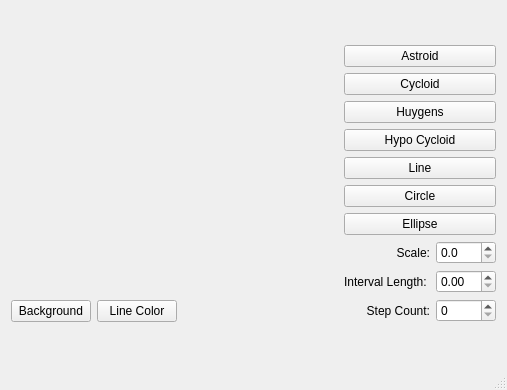
First picture: the form in mainwindow.ui, repository krklns/qtcurvescpp, before the edit.
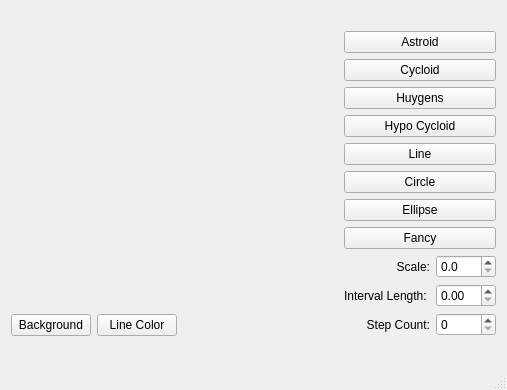
Second picture: the form after the edit. Custom widgets are drawn as their Qt base class.

Commit message: Assignment 4 - Fancy curve

```diff
--- a/mainwindow.ui
+++ b/mainwindow.ui
@@ -104,6 +104,13 @@
         </property>
        </widget>
       </item>
+      <item>
+       <widget class="QPushButton" name="btnFancy">
+        <property name="text">
+         <string>Fancy</string>
+        </property>
+       </widget>
+      </item>
       <item>
        <layout class="QHBoxLayout" name="horizontalLayout">
         <item>
```
The commit also changes 5 other files.
